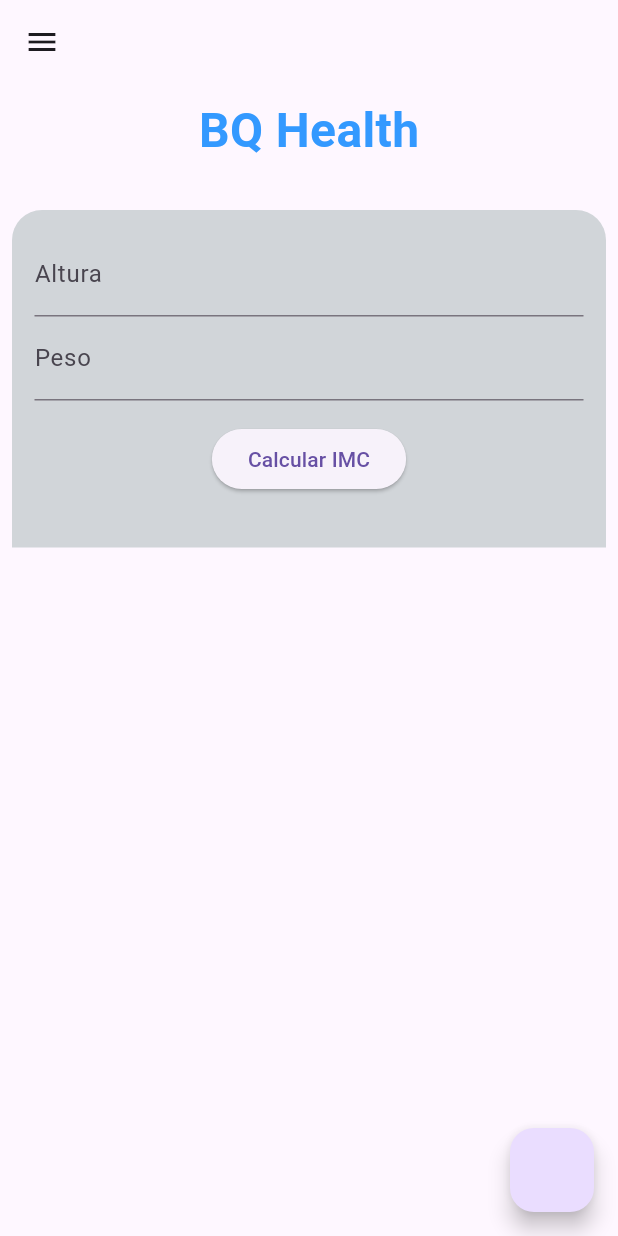
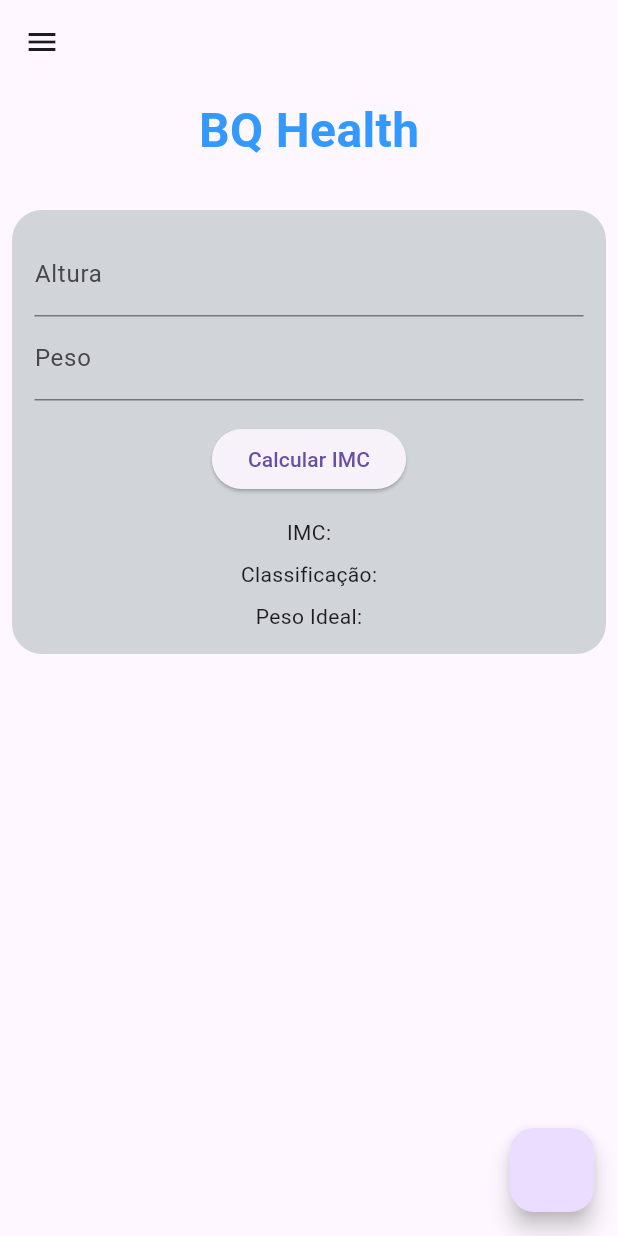
Before and after one commit to HarryDigo/ex-DS, a Flutter app: the screen it shows after launch, on a phone screen of 412 x 824 dp. Run offline on Flutter 3.47's test engine with Material 3 defaults, Android fonts, the phone set to English and light mode, and no system bars; Roboto replaces fonts that are missing (Arial).

Commit message:
tarefa de flutter iniciada

```diff
--- a/PM/react/app_review/lib/src/components/bmi_form.dart
+++ b/PM/react/app_review/lib/src/components/bmi_form.dart
@@ -1,5 +1,7 @@
 import 'dart:math';
 
+import 'package:app_review/src/components/classification.dart';
+import 'package:app_review/src/components/ideal_weight.dart';
 import 'package:flutter/material.dart';
 
 class BmiForm extends StatefulWidget {
@@ -15,22 +17,31 @@ class _BmiFormState extends State<BmiForm> {
     TextEditingController pesoController = TextEditingController();
 
     late String bmiResult;
+    late String classif;
+    late String idealW;
 
     @override
     void initState() {
         super.initState();
-        bmiResult = " ";
+        bmiResult = "IMC:";
+        classif = "Classificação:";
+        idealW = "Peso Ideal:";
     }
 
     void _calcBmi() {
         double alt = double.tryParse(altController.text.replaceAll(',', '.')) ?? 0;
         double peso = double.tryParse(pesoController.text.replaceAll(',', '.')) ?? 0;
 
+        double bmi = (peso / pow(alt, 2));
+
         setState(() {
             if (alt == 0 || peso == 0) {
-                bmiResult = "Um ou mais Valores Inválidos";
+                bmiResult = " ";
+                classif = "Um ou mais valores inválidos";
+                idealW = " ";
             } else {
-                bmiResult = ("IMC: ${(peso / pow(alt, 2)).toStringAsFixed(2)}");
+                bmiResult = ("IMC: ${bmi.toStringAsFixed(2)}");
+                if (bmi < 18) classif = ""
             }
         });
     }
@@ -69,7 +80,7 @@ class _BmiFormState extends State<BmiForm> {
                             controller: pesoController,
                         ),
                         Padding(
-                            padding: const EdgeInsets.only(top: 15),
+                            padding: const EdgeInsets.only(top: 15, bottom: 15),
                             child: Center(
                                 child: ElevatedButton(
                                     onPressed: () {
@@ -82,7 +93,14 @@ class _BmiFormState extends State<BmiForm> {
                                 ),
                             ),
                         ),
-                        Text(bmiResult)
+                        Container(
+                            child: Column(children: [
+                                Text(bmiResult),
+                                Classification(classif: classif),
+                                IdealWeight(idealW: idealW)
+                            ],
+                            )
+                        )
                     ],
                 ),
             ),
--- /dev/null
+++ b/PM/react/app_review/lib/src/components/classification.dart
@@ -0,0 +1,15 @@
+import 'package:flutter/material.dart';
+
+class Classification extends StatelessWidget {
+    const Classification({super.key, required this.classif,});
+
+    final String classif;
+
+    @override
+    Widget build(BuildContext context) {
+        return Padding(
+            padding: const EdgeInsets.only(top: 8),
+            child: Text(classif),
+        );
+    }
+}
--- /dev/null
+++ b/PM/react/app_review/lib/src/components/ideal_weight.dart
@@ -0,0 +1,15 @@
+import 'package:flutter/material.dart';
+
+class IdealWeight extends StatelessWidget {
+    const IdealWeight({super.key, required this.idealW,});
+
+    final String idealW;
+
+    @override
+    Widget build(BuildContext context) {
+        return Padding(
+            padding: const EdgeInsets.only(top: 8),
+            child: Text(idealW),
+        );
+    }
+}
--- a/PM/react/app_review/lib/src/pages/home.dart
+++ b/PM/react/app_review/lib/src/pages/home.dart
@@ -55,8 +55,7 @@ const titleStyle = TextStyle(
 
 const boxDecor = BoxDecoration(
     color: Color(0xffd1d5d9),
-    borderRadius: BorderRadius.only(
-        topLeft: Radius.circular(20),
-        topRight: Radius.circular(20)
+    borderRadius: BorderRadius.all(
+        Radius.circular(20)
     )
 );
```
